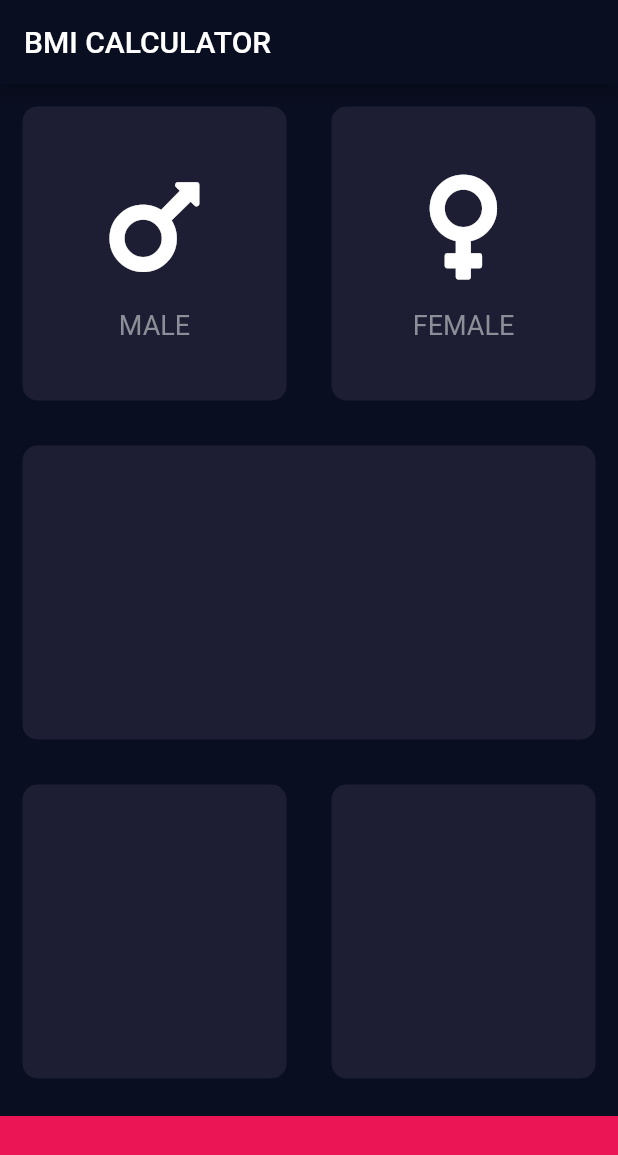
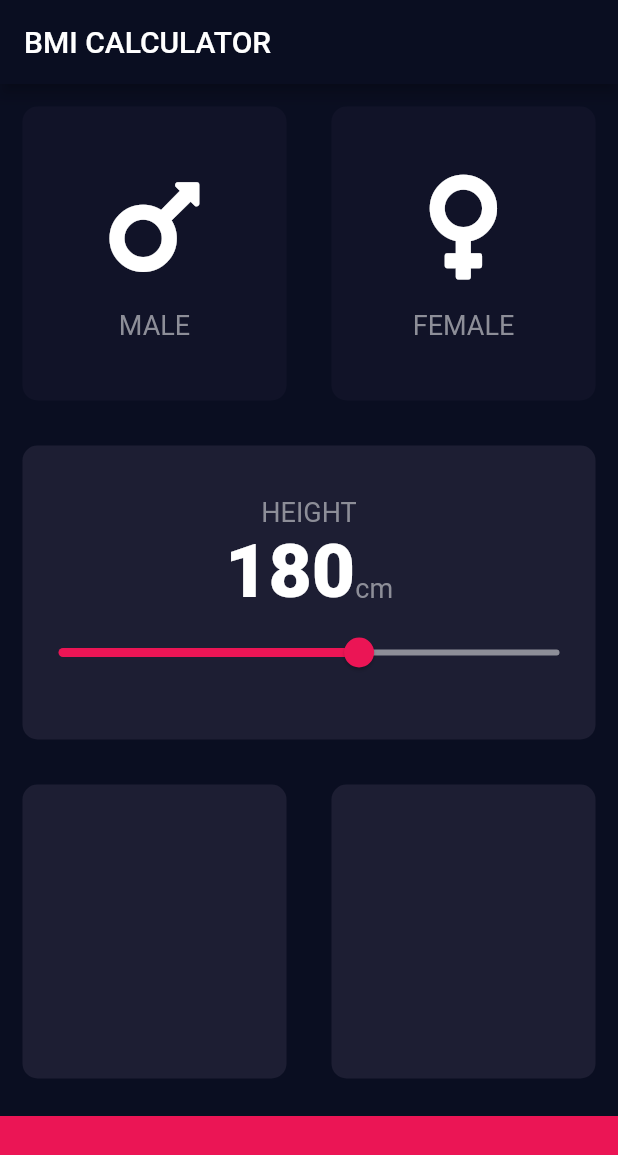
Before and after one commit to unbam/bmi-calculator, a Flutter app: the screen it shows after launch, on a phone screen of 412 x 824 dp. Shown: the top 1155 px of the screen. Run offline on Flutter 3.47's test engine with Material 2 defaults, Android fonts, the phone set to English and light mode, and no system bars; our stand-ins replace font_awesome_flutter.

Commit message:
Section12-111

```diff
--- /dev/null
+++ b/lib/constants.dart
@@ -0,0 +1,10 @@
+import 'package:flutter/material.dart';
+
+const kBottomContainerHeight = 80.0;
+const kActiveCardColor = Color(0xFF1D1E33);
+const kInactiveCardColor = Color(0xFF111328);
+const kBottomContainerColor = Color(0xFFEB1555);
+
+const kLabelTextStyle = TextStyle(fontSize: 18.0, color: Color(0xFF8D8E98));
+
+const kNumberTextStyle = TextStyle(fontSize: 50.0, fontWeight: FontWeight.w900);
--- a/lib/icon_content.dart
+++ b/lib/icon_content.dart
@@ -1,9 +1,6 @@
 import 'package:flutter/material.dart';
 
-const labelTextStyle = TextStyle(
-    fontSize: 18.0,
-    color: Color(0xFF8D8E98)
-);
+import 'constants.dart';
 
 class IconContent extends StatelessWidget {
   IconContent({this.icon, this.label});
@@ -23,8 +20,9 @@ class IconContent extends StatelessWidget {
         SizedBox(
           height: 15.0,
         ),
-        Text(label,
-          style: labelTextStyle,
+        Text(
+          label,
+          style: kLabelTextStyle,
         )
       ],
     );
--- a/lib/input_page.dart
+++ b/lib/input_page.dart
@@ -1,12 +1,14 @@
 import 'package:flutter/material.dart';
 import 'package:font_awesome_flutter/font_awesome_flutter.dart';
+
+import 'constants.dart';
+import 'icon_content.dart';
 import 'reusable_card.dart';
-import 'icon_content.dart';
 
-const bottomContainerHeight = 80.0;
-const activeCardColor = Color(0xFF1D1E33);
-const bottomContainerColor = Color(0xFFEB1555);
-
+enum Gender {
+  male,
+  female,
+}
 
 class InputPage extends StatefulWidget {
   @override
@@ -14,6 +16,9 @@ class InputPage extends StatefulWidget {
 }
 
 class _InputPageState extends State<InputPage> {
+  Gender selectedGender;
+  int height = 180;
+
   @override
   Widget build(BuildContext context) {
     return Scaffold(
@@ -21,50 +26,99 @@ class _InputPageState extends State<InputPage> {
           title: Text('BMI CALCULATOR'),
         ),
         body: Column(
+          crossAxisAlignment: CrossAxisAlignment.stretch,
           children: <Widget>[
             Expanded(
               child: Row(
                 children: <Widget>[
-                Expanded(child:
-                  ReusableCard(
-                    color: activeCardColor,
+                  Expanded(
+                    child: ReusableCard(
+                      onPress: () {
+                        setState(() {
+                          selectedGender = Gender.male;
+                        });
+                      },
+                      color: selectedGender == Gender.male
+                          ? kActiveCardColor
+                          : kInactiveCardColor,
                       cardChild: IconContent(
-                      icon: FontAwesomeIcons.mars,
-                      label: 'MALE'
+                          icon: FontAwesomeIcons.mars, label: 'MALE'),
                     ),
-                  )
                   ),
-                Expanded(child:
-                  ReusableCard(
-                    color: activeCardColor,
+                  Expanded(
+                    child: ReusableCard(
+                      onPress: () {
+                        setState(() {
+                          selectedGender = Gender.female;
+                        });
+                      },
+                      color: selectedGender == Gender.female
+                          ? kActiveCardColor
+                          : kInactiveCardColor,
                       cardChild: IconContent(
-                        icon: FontAwesomeIcons.venus,
-                        label: 'FEMALE'
+                          icon: FontAwesomeIcons.venus, label: 'FEMALE'),
                     ),
-                  )
                   ),
                 ],
               ),
             ),
             Expanded(
-            child: ReusableCard(color: activeCardColor)
+              child: ReusableCard(
+                color: kActiveCardColor,
+                cardChild: Column(
+                  mainAxisAlignment: MainAxisAlignment.center,
+                  children: <Widget>[
+                    Text(
+                      'HEIGHT',
+                      style: kLabelTextStyle,
+                    ),
+                    Row(
+                      mainAxisAlignment: MainAxisAlignment.center,
+                      crossAxisAlignment: CrossAxisAlignment.baseline,
+                      textBaseline: TextBaseline.alphabetic,
+                      children: <Widget>[
+                        Text(
+                          height.toString(),
+                          style: kNumberTextStyle,
+                        ),
+                        Text(
+                          'cm',
+                          style: kLabelTextStyle,
+                        ),
+                      ],
+                    ),
+                    Slider(
+                      value: height.toDouble(),
+                      min: 120.0,
+                      max: 220.0,
+                      activeColor: Color(0xFFEB1555),
+                      inactiveColor: Color(0xFF8D8E98),
+                      onChanged: (double newValue) {
+                        setState(() {
+                          print(newValue);
+                          height = newValue.toInt();
+                        });
+                      },
+                    ),
+                  ],
+                ),
+              ),
             ),
             Expanded(
               child: Row(
                 children: <Widget>[
-                Expanded(child: ReusableCard(color: activeCardColor)),
-                Expanded(child: ReusableCard(color: activeCardColor)),
+                  Expanded(child: ReusableCard(color: kActiveCardColor)),
+                  Expanded(child: ReusableCard(color: kActiveCardColor)),
                 ],
               ),
             ),
             Container(
-            color: bottomContainerColor,
+              color: kBottomContainerColor,
               margin: EdgeInsets.only(top: 10.0),
               width: double.infinity,
-            height: bottomContainerHeight,
+              height: kBottomContainerHeight,
             )
           ],
-      )
-    );
+        ));
   }
 }
--- a/lib/reusable_card.dart
+++ b/lib/reusable_card.dart
@@ -1,19 +1,21 @@
 import 'package:flutter/material.dart';
 
 class ReusableCard extends StatelessWidget {
-  ReusableCard({@required this.color, this.cardChild});
+  ReusableCard({@required this.color, this.cardChild, this.onPress});
 
   final Color color;
   final Widget cardChild;
+  final Function onPress;
 
   @override
   Widget build(BuildContext context) {
-    return Container(
-      child: cardChild,
-      margin: EdgeInsets.all(15.0),
-      decoration: BoxDecoration(
-          color: color,
-          borderRadius: BorderRadius.circular(10.0)
+    return GestureDetector(
+      onTap: onPress,
+      child: Container(
+        child: cardChild,
+        margin: EdgeInsets.all(15.0),
+        decoration: BoxDecoration(
+            color: color, borderRadius: BorderRadius.circular(10.0)),
       ),
     );
   }
```
Also changed, not shown: res/values/strings_en.arb (added), 1 other file. Lines whose indentation alone changed are shown as unchanged.
